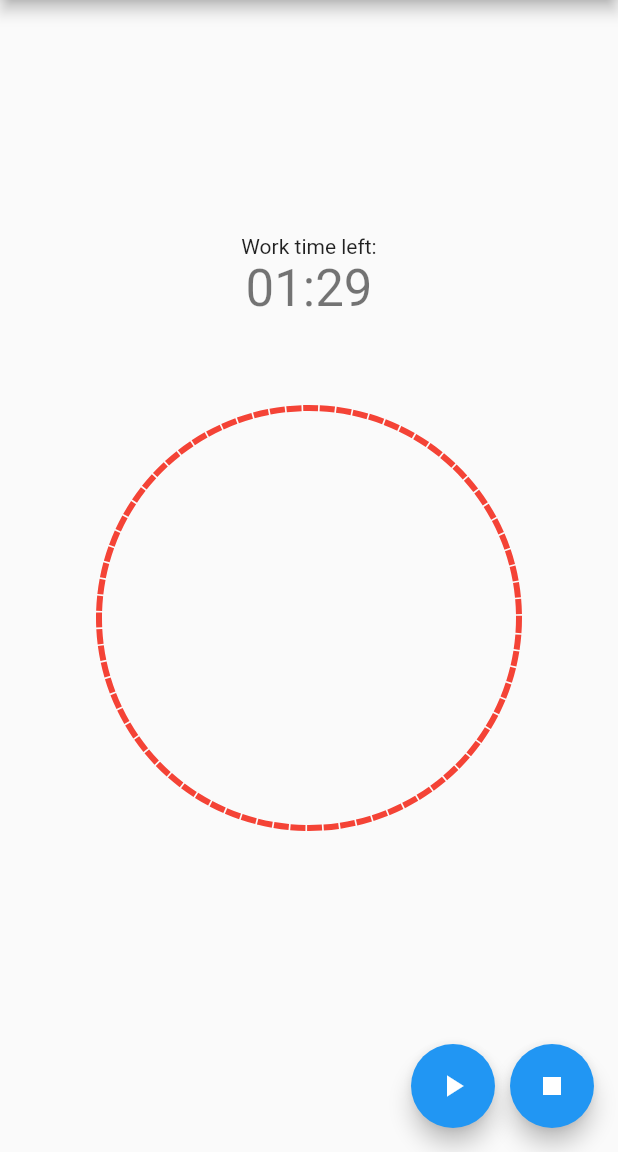
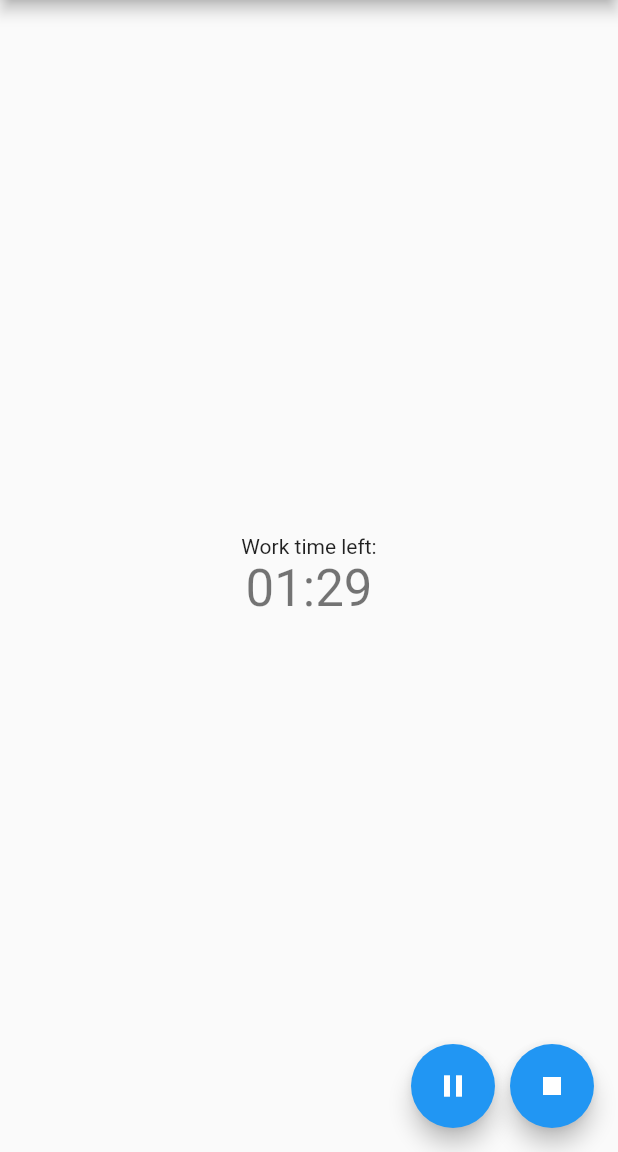
Before and after one commit to mfmohamadfaez/pomodoro, a Flutter app: the screen it shows after launch, after a tap on the "play arrow" icon, after a tap on the "stop" icon, on a phone screen of 412 x 824 dp, the part 84-1236 px from its top. Run offline on Flutter 3.47's test engine with Material 2 defaults, Android fonts, the light colour scheme and no system bars; our stand-ins replace audioplayers, path_drawing.

Commit message:
update timer functions (start, pause, stop)

```diff
--- a/lib/main.dart
+++ b/lib/main.dart
@@ -6,6 +6,8 @@ import 'package:flutter/services.dart';
 import 'package:audioplayers/audioplayers.dart';
 import 'package:intl/intl.dart';
 import 'dart:math' as math;
+import 'package:path_drawing/path_drawing.dart';
+import 'package:pomodoro/CountDownTimer.dart';
 
 void main() => runApp(MyApp());
 
@@ -28,6 +30,7 @@ class MyApp extends StatelessWidget {
         primarySwatch: Colors.blue,
       ),
       home: MyHomePage(title: 'Pomodoro Home Page'),
+      // home: CountDownTimer(),
     );
   }
 }
@@ -60,6 +63,7 @@ class _MyHomePageState extends State<MyHomePage> {
   int _restTime = 5;
   int _specialRestTime = 15;
   AudioCache audioCache = AudioCache();
+  bool toggleStart = true;
 
   // countdown function for work time
   void startTimer() {
@@ -71,10 +75,12 @@ class _MyHomePageState extends State<MyHomePage> {
         if (_minWorkTime == 0 && _secWorkTime == 0) {
           setState(() {
             timer.cancel();
+            toggleStart = true;
           });
         }
         // if worktime not 0, reduce the time
         else {
+          toggleStart = false;
           if (_secWorkTime == 0) {
             setState(() {
               _minWorkTime--;
@@ -96,8 +102,22 @@ class _MyHomePageState extends State<MyHomePage> {
     );
   }
 
+  // pause the timer
   void stopTimer() {
-    _timer.cancel();
+    setState(() {
+      _timer.cancel();
+      toggleStart = true;
+    });
+  }
+
+  //reset the timer
+  void resetTimer() {
+    setState(() {
+      _minWorkTime = 1;
+      _secWorkTime = 30;
+      strMinWorkTime = '01';
+      strSecWorkTime = '30';
+    });
   }
 
   // Future<AudioPlayer> playLocalAsset() async {
@@ -140,16 +160,16 @@ class _MyHomePageState extends State<MyHomePage> {
               '$strMinWorkTime:$strSecWorkTime',
               style: Theme.of(context).textTheme.headline4,
             ),
-            Stack(children: [
-              // Align(alignment: Alignment.center, child: Text('HELLO')),
-              Container(
-                width: 400,
-                height: 400,
-                child: CustomPaint(
-                  painter: DashLinePainter(),
+            /*Container(
+              width: 400,
+              height: 400,
+              child: CustomPaint(
+                painter: CirclePainter(),
+                child: Center(
+                  // child: Text('Blade Runner'),
                 ),
               ),
-            ])
+            )*/
           ],
         ),
       ),
@@ -157,14 +177,14 @@ class _MyHomePageState extends State<MyHomePage> {
         mainAxisAlignment: MainAxisAlignment.end,
         children: [
           FloatingActionButton(
-            onPressed: startTimer,
-            tooltip: 'Start',
-            child: Icon(Icons.play_arrow),
+            onPressed: toggleStart ? startTimer : stopTimer,
+            tooltip: toggleStart ? 'Start' : 'Pause',
+            child: toggleStart ? Icon(Icons.play_arrow) : Icon(Icons.pause),
           ),
           Padding(padding: EdgeInsets.all(5)),
           FloatingActionButton(
-            onPressed: stopTimer,
-            tooltip: 'Stop',
+            onPressed: resetTimer,
+            tooltip: 'Reset',
             child: Icon(Icons.stop),
           ),
         ],
@@ -173,7 +193,7 @@ class _MyHomePageState extends State<MyHomePage> {
   }
 }
 
-class OpenPainter extends CustomPainter {
+/*class OpenPainter extends CustomPainter {
   @override
   void paint(Canvas canvas, Size size) {
     var paint1 = Paint()
@@ -193,13 +213,9 @@ class OpenPainter extends CustomPainter {
 
   @override
   bool shouldRepaint(CustomPainter oldDelegate) => false;
-}
+}*/
 
-class DashLinePainter extends CustomPainter {
-  final double progress = 50.00;
-
-  // DashLinePainter({this.progress});
-
+class CirclePainter extends CustomPainter {
   Paint _paint = Paint()
     ..color = Colors.red
     ..strokeWidth = 4.0
@@ -209,16 +225,19 @@ class DashLinePainter extends CustomPainter {
   @override
   void paint(Canvas canvas, Size size) {
     var path = Path()
-      ..addOval(Rect.fromCircle(center: Offset(200, 200), radius: 140.0));
+      ..addOval(Rect.fromCircle(
+          center: Offset(size.width / 2, size.height / 2),
+          radius: size.width / 3));
 
     Path dashPath = Path();
 
-    double dashWidth = 10.0;
+    double dashWidth = 5.0;
     double dashSpace = 100 / 90;
-    double distance = 0.0;
+    double distance = 20.0;
 
     for (PathMetric pathMetric in path.computeMetrics()) {
       while (distance < pathMetric.length) {
+        dashPath.moveTo(0, 0);
         dashPath.addPath(
           pathMetric.extractPath(distance, distance + dashWidth),
           Offset.zero,
@@ -232,7 +251,39 @@ class DashLinePainter extends CustomPainter {
   }
 
   @override
-  bool shouldRepaint(DashLinePainter oldDelegate) {
-    return oldDelegate.progress != progress;
+  bool shouldRepaint(CirclePainter oldDelegate) {
+    return true;
   }
 }
+
+class CurvedPainter extends CustomPainter {
+  @override
+  void paint(Canvas canvas, Size size) {
+    var paint = Paint()
+      ..color = Colors.lightBlue
+      ..style = PaintingStyle.stroke
+      ..strokeWidth = 3;
+
+    var startPoint = Offset(0, size.height / 2);
+    var controlPoint1 = Offset(size.width / 4, size.height / 3);
+    var controlPoint2 = Offset(3 * size.width / 4, size.height / 3);
+    var endPoint = Offset(size.width, size.height / 2);
+
+    var path = Path()
+      ..addOval(Rect.fromCircle(
+          center: Offset(size.width / 2, size.height / 2),
+          radius: size.width / 3));
+    // path.moveTo(startPoint.dx, startPoint.dy);
+    // path.cubicTo(controlPoint1.dx, controlPoint1.dy,
+    //     controlPoint2.dx, controlPoint2.dy,
+    //     endPoint.dx, endPoint.dy);
+
+    canvas.drawPath(
+        dashPath(path, dashArray: CircularIntervalList([15, 10])), paint);
+  }
+
+  @override
+  bool shouldRepaint(covariant CustomPainter oldDelegate) {
+    return false;
+  }
+}
--- a/pubspec.yaml
+++ b/pubspec.yaml
@@ -30,6 +30,7 @@ dependencies:
   # Use with the CupertinoIcons class for iOS style icons.
   cupertino_icons: ^1.0.2
   intl: ^0.17.0
+  path_drawing: ^0.5.1
 
 dev_dependencies:
   flutter_test:
```
